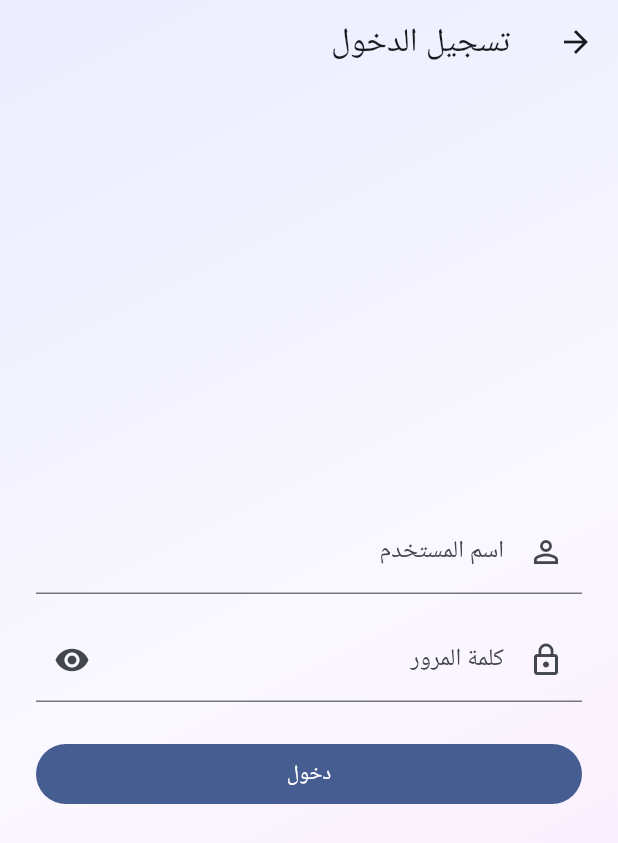
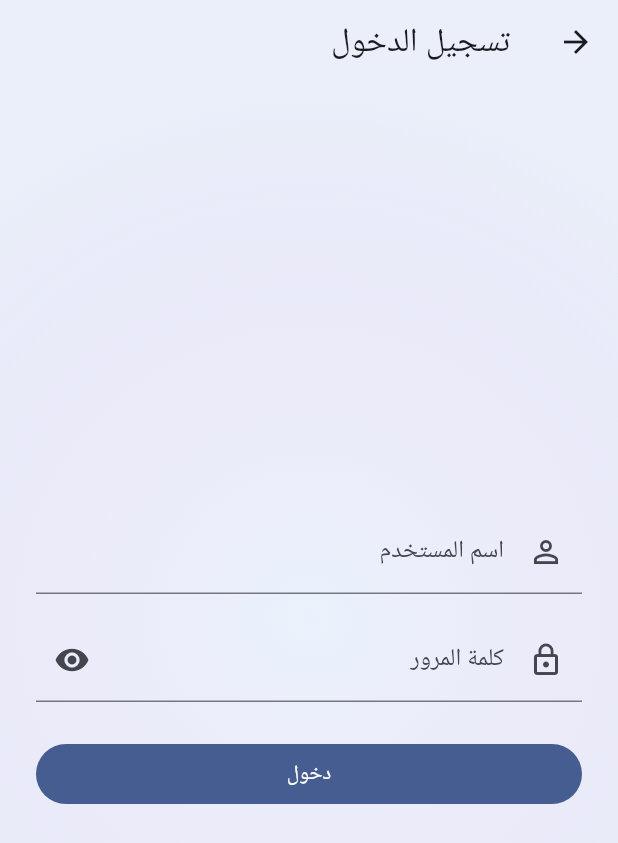
Before and after one commit to hasauino/family-tree, a Flutter app: the screen it shows after launch, after a tap on the "login" icon, on a phone screen of 412 x 824 dp. Shown: the top 843 px of the screen. Run offline on Flutter 3.47's test engine with Material 3 defaults, Android fonts, the light colour scheme and no system bars; our stand-ins replace shared_preferences; missing offline and left inert: graphview; network calls fail.

Commit message:
improve app background

```diff
--- a/mobile/lib/main.dart
+++ b/mobile/lib/main.dart
@@ -67,35 +67,72 @@ class FamilyTreeApp extends StatelessWidget {
   }
 }
 
-/// Paints a soft, theme-aware pastel gradient behind every page — a modern,
-/// very-light backdrop that the (now-transparent) scaffolds sit on top of.
+/// Paints a soft "mesh gradient" backdrop behind every page: several large,
+/// softly-faded colour pools overlap on a near-neutral base so their edges
+/// blend into one another — a modern, multi-hue look (rather than a flat
+/// linear blend) kept light enough to stay out of the way of the content
+/// that sits on top of it.
 class _GradientBackground extends StatelessWidget {
   const _GradientBackground({required this.child});
 
   final Widget? child;
 
+  static const _lightBase = Color(0xFFEAEFFA);
+  static const _lightPools = [
+    _Pool(Alignment(-1.4, -1.2), Color(0xFFDFF5EF)), // seafoam
+    _Pool(Alignment(1.5, -1.0), Color(0xFFDCEBFB)), // ice blue
+    _Pool(Alignment(1.3, 1.3), Color(0xFFE6E1FB)), // soft violet
+    _Pool(Alignment(-1.3, 1.2), Color(0xFFF6E0F4)), // orchid pink
+    _Pool(Alignment(0.15, -0.05), Color(0xFFE9F2FC)), // pale sky
+  ];
+
+  static const _darkBase = Color(0xFF15171C);
+  static const _darkPools = [
+    _Pool(Alignment(-1.4, -1.2), Color(0xFF1C3A34)),
+    _Pool(Alignment(1.5, -1.0), Color(0xFF232A4A)),
+    _Pool(Alignment(1.3, 1.3), Color(0xFF362A4E)),
+    _Pool(Alignment(-1.3, 1.2), Color(0xFF452637)),
+    _Pool(Alignment(0.15, -0.05), Color(0xFF45301F)),
+  ];
+
   @override
   Widget build(BuildContext context) {
-    final scheme = Theme.of(context).colorScheme;
-    return DecoratedBox(
-      decoration: BoxDecoration(
-        gradient: LinearGradient(
-          begin: Alignment.topLeft,
-          end: Alignment.bottomRight,
-          colors: [
-            Color.alphaBlend(
-              scheme.primaryContainer.withValues(alpha: 0.5),
-              scheme.surface,
+    final isDark = Theme.of(context).brightness == Brightness.dark;
+    final base = isDark ? _darkBase : _lightBase;
+    final pools = isDark ? _darkPools : _lightPools;
+
+    return RepaintBoundary(
+      child: Stack(
+        fit: StackFit.expand,
+        children: [
+          ColoredBox(color: base),
+          for (final pool in pools)
+            Align(
+              alignment: pool.alignment,
+              child: FractionallySizedBox(
+                widthFactor: 1.7,
+                heightFactor: 1.3,
+                child: DecoratedBox(
+                  decoration: BoxDecoration(
+                    gradient: RadialGradient(
+                      colors: [pool.color, pool.color.withValues(alpha: 0)],
+                    ),
+                  ),
+                ),
+              ),
             ),
-            scheme.surface,
-            Color.alphaBlend(
-              scheme.tertiaryContainer.withValues(alpha: 0.5),
-              scheme.surface,
-            ),
-          ],
-        ),
+          ?child,
+        ],
       ),
-      child: child,
     );
   }
 }
+
+/// A single soft colour pool of the mesh backdrop: an off-canvas anchor point
+/// whose radial glow fades to transparent, so only its edge bleeds into view.
+class _Pool {
+  const _Pool(this.alignment, this.color);
+
+  final Alignment alignment;
+  final Color color;
+}
```
